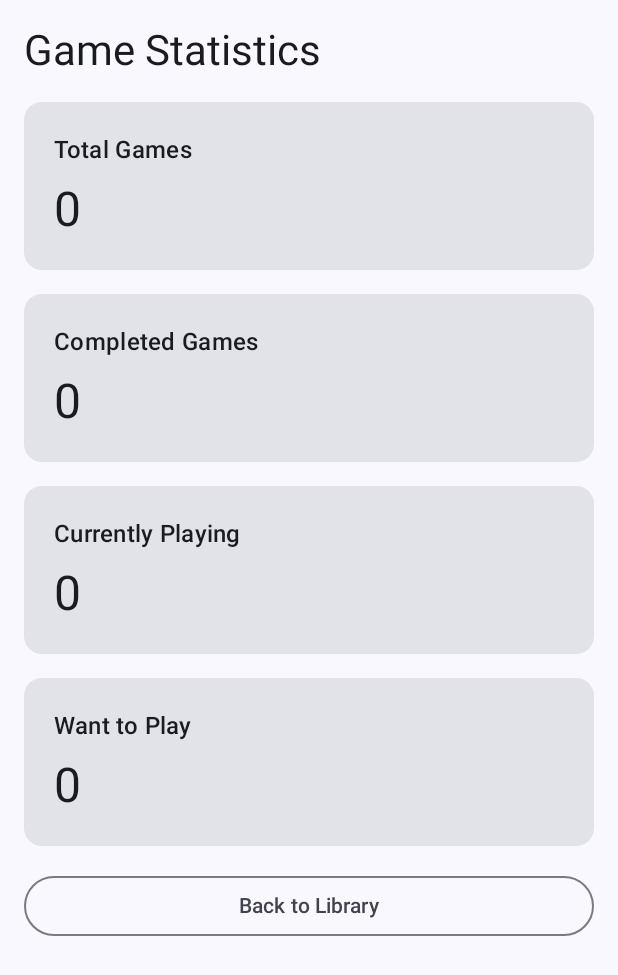
After one commit to karnitM/GameTrack, an Android app built with Jetpack Compose: the composable StatisticsScreen called with empty values, on a phone screen of 412 x 824 dp. The commit adds this screen. Shown: the top 975 px of the screen. Run offline under Robolectric (Android 15) with nearby library versions, the phone set to English and light mode, and no system bars.

Commit message:
Add game statistics screen with live Room data

```diff
--- /dev/null
+++ b/app/src/main/java/com/example/gametrack/screens/StatisticsScreen.kt
@@ -0,0 +1,75 @@
+package com.example.gametrack.screens
+
+import androidx.compose.foundation.layout.*
+import androidx.compose.material3.*
+import androidx.compose.runtime.Composable
+import androidx.compose.ui.Modifier
+import androidx.compose.ui.unit.dp
+import com.example.gametrack.data.Game
+
+@Composable
+fun StatisticsScreen(
+    games: List<Game>,
+    onBack: () -> Unit
+) {
+    val totalGames = games.size
+    val completedGames = games.count {
+        it.status == "Completed"
+    }
+    val currentlyPlaying = games.count {
+        it.status == "Currently Playing"
+    }
+    val wantToPlay = games.count {
+        it.status == "Want to Play"
+    }
+
+    Column(
+        modifier = Modifier
+            .fillMaxSize()
+            .padding(16.dp),
+        verticalArrangement = Arrangement.spacedBy(16.dp)
+    ) {
+        Text(
+            text = "Game Statistics",
+            style = MaterialTheme.typography.headlineMedium
+        )
+
+        StatisticCard("Total Games", totalGames)
+        StatisticCard("Completed Games", completedGames)
+        StatisticCard("Currently Playing", currentlyPlaying)
+        StatisticCard("Want to Play", wantToPlay)
+
+        OutlinedButton(
+            onClick = onBack,
+            modifier = Modifier.fillMaxWidth()
+        ) {
+            Text("Back to Library")
+        }
+    }
+}
+
+@Composable
+fun StatisticCard(
+    title: String,
+    count: Int
+) {
+    Card(
+        modifier = Modifier.fillMaxWidth()
+    ) {
+        Column(
+            modifier = Modifier.padding(20.dp)
+        ) {
+            Text(
+                text = title,
+                style = MaterialTheme.typography.titleMedium
+            )
+
+            Spacer(modifier = Modifier.height(8.dp))
+
+            Text(
+                text = count.toString(),
+                style = MaterialTheme.typography.headlineLarge
+            )
+        }
+    }
+}
```
Also changed, not shown: app/src/main/java/com/example/gametrack/MainActivity.kt (+12 -0 lines), app/src/main/java/com/example/gametrack/screens/GameLibraryScreen.kt (+12 -1 lines).
